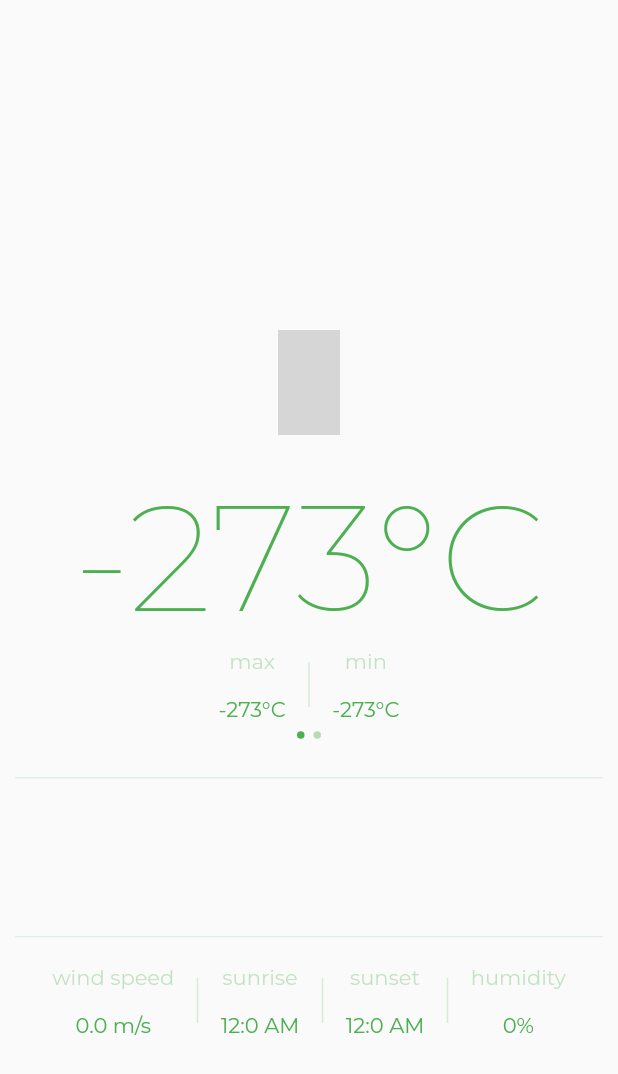
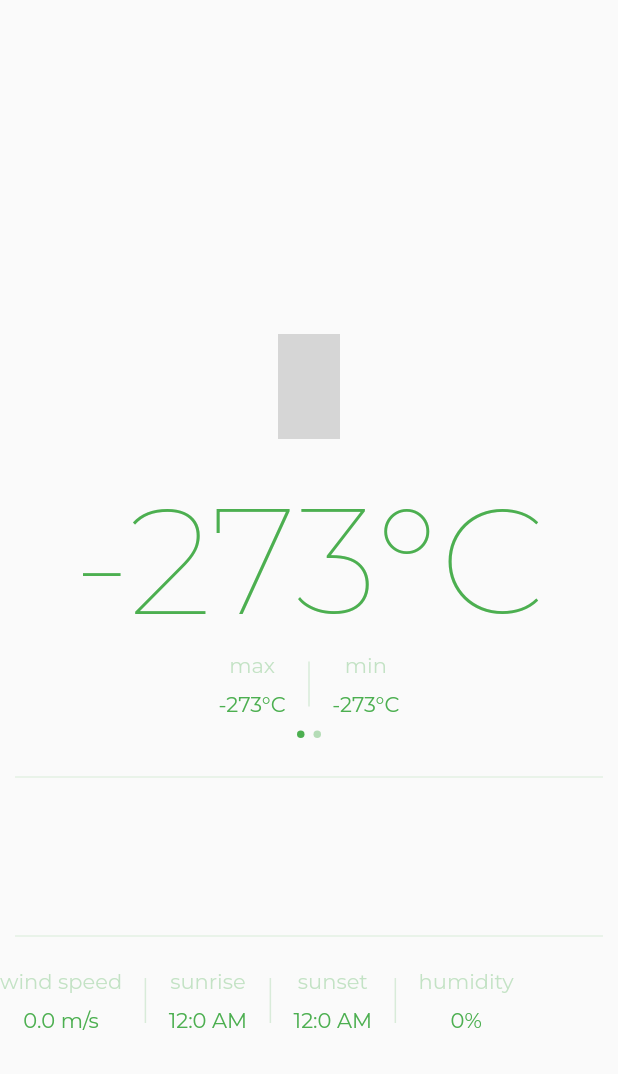
Before and after one commit to madhavtripathi05/green_lens, a Flutter app: the WeatherWidget widget shown alone on an empty page, opened directly with empty values, on a phone screen of 412 x 824 dp. Shown: the top 1074 px of the screen. Run offline on Flutter 3.47's test engine with Material 2 defaults, Android fonts, the light colour scheme and no system bars; our stand-ins replace cached_network_image, charts_flutter, cloud_firestore, firebase_auth, firebase_core, firebase_storage and 13 more; accounts and stored records are empty; network calls fail; statements that could not run were skipped; grey boxes are pictures that could not be loaded.

Commit message:
minnor changes

```diff
--- a/lib/app/modules/home/views/dashboard_view.dart
+++ b/lib/app/modules/home/views/dashboard_view.dart
@@ -18,6 +18,7 @@ class Dashboard extends StatelessWidget {
       body: ListView(
         physics: BouncingScrollPhysics(),
         children: [
+          SizedBox(height: 10),
           Text(
             'Green Lens',
             style: TextStyle(
@@ -46,7 +47,7 @@ class WeatherCard extends StatelessWidget {
             elevation: 5,
             margin: EdgeInsets.symmetric(horizontal: 20, vertical: 5),
             child: Container(
-                padding: EdgeInsets.symmetric(vertical: 20),
+                padding: EdgeInsets.symmetric(vertical: 20, horizontal: 10),
                 child: WeatherWidget(weather: dc.weather.value)))));
   }
 }
--- a/lib/app/modules/home/views/widgets/value_tile.dart
+++ b/lib/app/modules/home/views/widgets/value_tile.dart
@@ -33,7 +33,7 @@ class ValueTile extends StatelessWidget {
               )
             : EmptyWidget(),
         SizedBox(
-          height: 10,
+          height: 4,
         ),
         Text(
           this.value,
--- a/lib/app/modules/home/views/widgets/weather_widget.dart
+++ b/lib/app/modules/home/views/widgets/weather_widget.dart
@@ -50,7 +50,11 @@ class WeatherWidget extends StatelessWidget {
             ),
             padding: EdgeInsets.all(10),
           ),
-          Row(mainAxisAlignment: MainAxisAlignment.center, children: <Widget>[
+          Container(
+            height: 50,
+            width: Get.width,
+            child:
+                ListView(scrollDirection: Axis.horizontal, children: <Widget>[
               ValueTile("wind speed", '${this.weather.windSpeed} m/s'),
               Padding(
                 padding: const EdgeInsets.only(left: 15, right: 15),
@@ -63,7 +67,8 @@ class WeatherWidget extends StatelessWidget {
               ),
               ValueTile(
                   "sunrise",
-                DateFormat('h:m a').format(DateTime.fromMillisecondsSinceEpoch(
+                  DateFormat('h:m a').format(
+                      DateTime.fromMillisecondsSinceEpoch(
                           this.weather.sunrise * 1000))),
               Padding(
                 padding: const EdgeInsets.only(left: 15, right: 15),
@@ -76,7 +81,8 @@ class WeatherWidget extends StatelessWidget {
               ),
               ValueTile(
                   "sunset",
-                DateFormat('h:m a').format(DateTime.fromMillisecondsSinceEpoch(
+                  DateFormat('h:m a').format(
+                      DateTime.fromMillisecondsSinceEpoch(
                           this.weather.sunset * 1000))),
               Padding(
                 padding: const EdgeInsets.only(left: 15, right: 15),
@@ -89,6 +95,7 @@ class WeatherWidget extends StatelessWidget {
               ),
               ValueTile("humidity", '${this.weather.humidity}%'),
             ]),
+          ),
         ],
       ),
     );
```
Also changed, not shown: pubspec.lock, 1 other file. Lines whose indentation alone changed are shown as unchanged.
